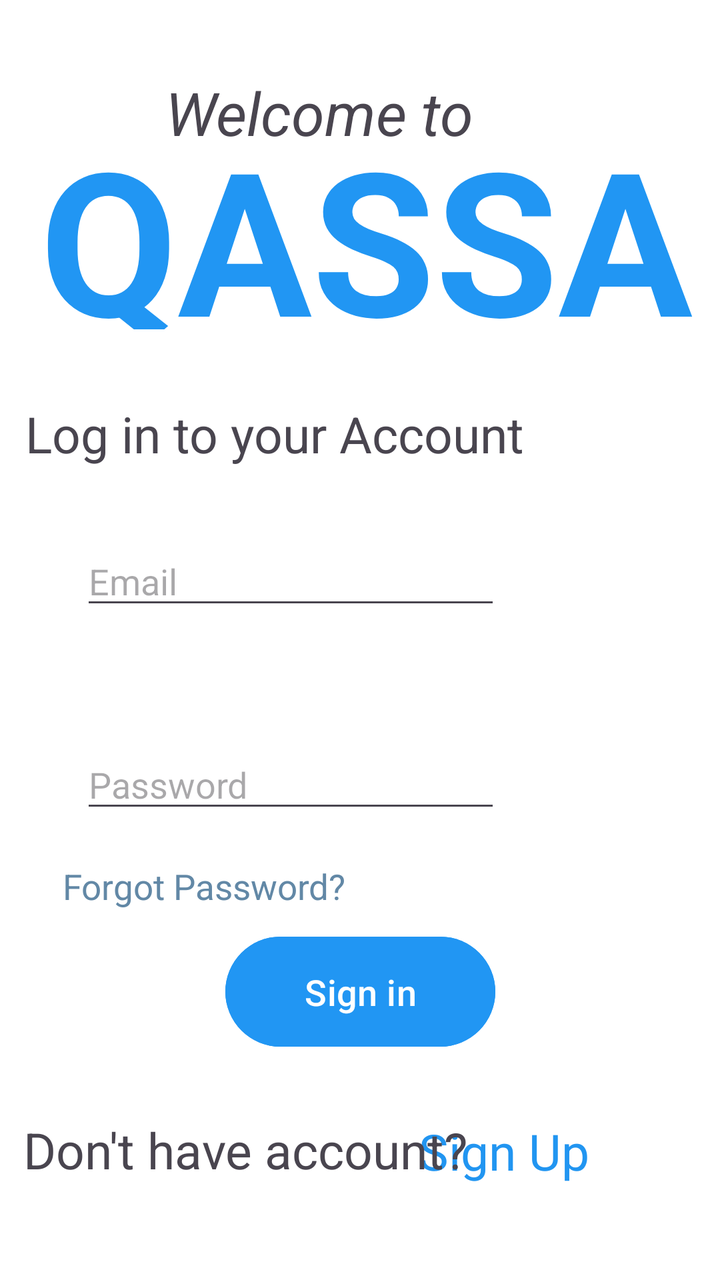
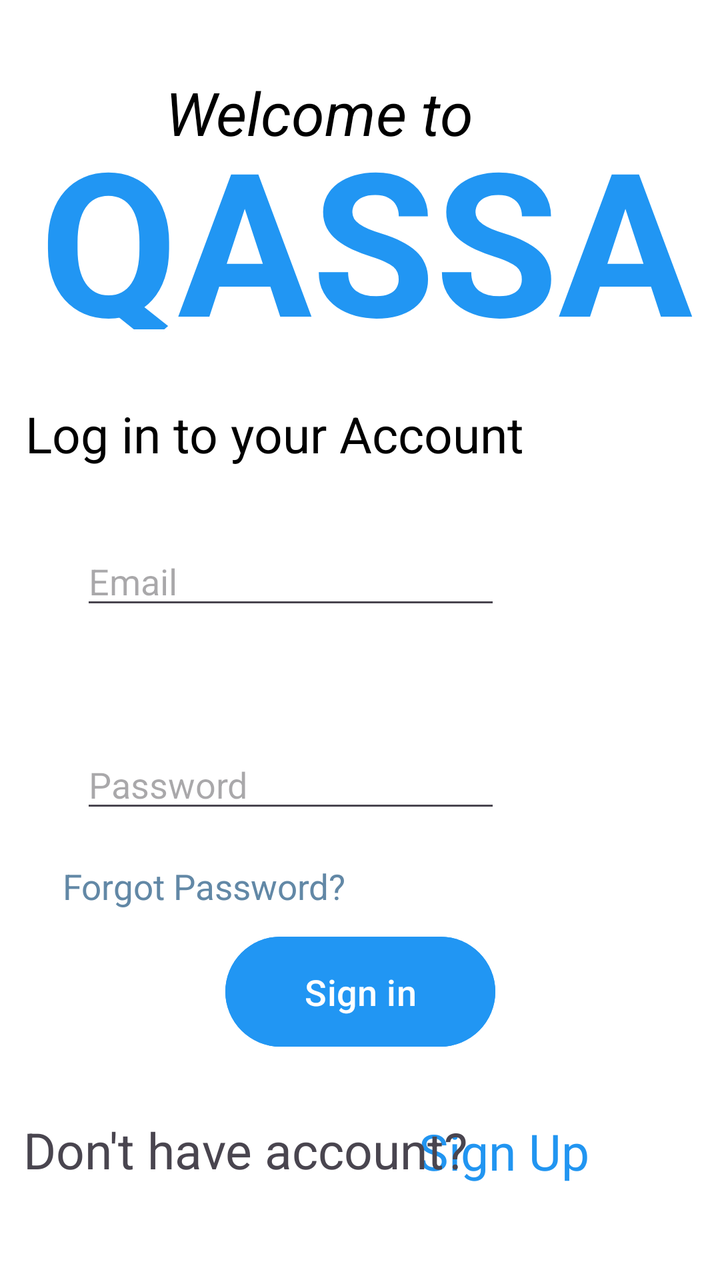

Compare the two renders of this Android layout. The source of the first and the diff that turns it into the second are given below.
<!-- AndroidManifest.xml: application theme Theme.QASSA_FinalProject -->
<!-- res/layout/fragment_log_in_.xml -->
<?xml version="1.0" encoding="utf-8"?>
<FrameLayout xmlns:android="http://schemas.android.com/apk/res/android"
    xmlns:app="http://schemas.android.com/apk/res-auto"
    xmlns:tools="http://schemas.android.com/tools"
    android:layout_width="match_parent"
    android:layout_height="match_parent"
    android:background="#FFFFFF">

    <androidx.constraintlayout.widget.ConstraintLayout
        android:layout_width="match_parent"
        android:layout_height="match_parent">

        <TextView
            android:id="@+id/btSignUp"
            android:layout_width="90dp"
            android:layout_height="32dp"
            android:text="Sign Up"
            android:textColor="#2195F1"
            android:textSize="25sp"
            app:layout_constraintBottom_toBottomOf="parent"
            app:layout_constraintEnd_toEndOf="parent"
            app:layout_constraintHorizontal_bias="0.775"
            app:layout_constraintStart_toStartOf="parent"
            app:layout_constraintTop_toTopOf="parent"
            app:layout_constraintVertical_bias="0.919"

            />

        <TextView
            android:id="@+id/textView"
            android:layout_width="371dp"
            android:layout_height="112dp"
            android:text=" QASSA"
            android:textColor="#2196F3"
            android:textColorLink="#00B6FF"
            android:textSize="100sp"
            android:textStyle="bold"
            app:layout_constraintBottom_toBottomOf="parent"
            app:layout_constraintEnd_toEndOf="parent"
            app:layout_constraintStart_toStartOf="parent"
            app:layout_constraintTop_toTopOf="parent"
            app:layout_constraintVertical_bias="0.1" />

        <TextView
            android:id="@+id/textView2"
            android:layout_width="195dp"
            android:layout_height="39dp"
            android:text="Welcome to"
            android:textSize="30sp"
            android:textStyle="italic"
            app:layout_constraintBottom_toBottomOf="parent"
            app:layout_constraintEnd_toEndOf="parent"
            app:layout_constraintStart_toStartOf="parent"
            app:layout_constraintTop_toTopOf="parent"
            app:layout_constraintVertical_bias="0.06"
            />

        <EditText
            android:id="@+id/etEmail"
            android:layout_width="wrap_content"
            android:layout_height="wrap_content"
            android:ems="10"
            android:hint="Email"
            android:inputType="textEmailAddress"
            app:layout_constraintBottom_toBottomOf="parent"
            app:layout_constraintEnd_toEndOf="parent"
            app:layout_constraintHorizontal_bias="0.268"
            app:layout_constraintStart_toStartOf="parent"
            app:layout_constraintTop_toTopOf="parent"
            app:layout_constraintVertical_bias="0.448" />

        <EditText
            android:id="@+id/etPassword"
            android:layout_width="wrap_content"
            android:layout_height="wrap_content"
            android:ems="10"
            android:hint="Password"
            android:inputType="textPassword"
            app:layout_constraintBottom_toBottomOf="parent"
            app:layout_constraintEnd_toEndOf="parent"
            app:layout_constraintHorizontal_bias="0.268"
            app:layout_constraintStart_toStartOf="parent"
            app:layout_constraintTop_toTopOf="parent"
            app:layout_constraintVertical_bias="0.618" />

        <TextView
            android:id="@+id/textView3"
            android:layout_width="270dp"
            android:layout_height="47dp"
            android:text="Log in to your Account"
            android:textSize="25sp"
            app:layout_constraintBottom_toBottomOf="parent"
            app:layout_constraintEnd_toEndOf="parent"
            app:layout_constraintHorizontal_bias="0.141"
            app:layout_constraintStart_toStartOf="parent"
            app:layout_constraintTop_toTopOf="parent"
            app:layout_constraintVertical_bias="0.337" />

        <Button
            android:id="@+id/btSignIn"
            android:layout_width="135dp"
            android:layout_height="63dp"
            android:backgroundTint="#2196F3"
            android:text="Sign in"
            android:textColor="#FFFFFF"
            android:textSize="18sp"
            app:layout_constraintBottom_toBottomOf="parent"
            app:layout_constraintEnd_toEndOf="parent"
            app:layout_constraintStart_toStartOf="parent"
            app:layout_constraintTop_toTopOf="parent"
            app:layout_constraintVertical_bias="0.805" />

        <TextView
            android:id="@+id/textView4"
            android:layout_width="233dp"
            android:layout_height="38dp"
            android:text="Don't have account?"
            android:textSize="25sp"
            app:layout_constraintBottom_toBottomOf="parent"
            app:layout_constraintEnd_toEndOf="parent"
            app:layout_constraintHorizontal_bias="0.091"
            app:layout_constraintStart_toStartOf="parent"
            app:layout_constraintTop_toTopOf="parent"
            app:layout_constraintVertical_bias="0.927" />

        <TextView
            android:id="@+id/ForgotPassword"
            android:layout_width="173dp"
            android:layout_height="29dp"
            android:text="Forgot Password?"
            android:textColor="#6288A6"
            android:textSize="17.5sp"
            app:layout_constraintBottom_toBottomOf="parent"
            app:layout_constraintEnd_toEndOf="parent"
            app:layout_constraintHorizontal_bias="0.168"
            app:layout_constraintStart_toStartOf="parent"
            app:layout_constraintTop_toTopOf="parent"
            app:layout_constraintVertical_bias="0.706" />

    </androidx.constraintlayout.widget.ConstraintLayout>
</FrameLayout>
<!-- resources referenced by this layout -->
<resources>
  <style name="Theme.QASSA_FinalProject" parent="Base.Theme.QASSA_FinalProject" />
  <style name="Base.Theme.QASSA_FinalProject" parent="Theme.Material3.DayNight.NoActionBar">
          
          
      </style>
</resources>

<!-- the commit's change to res/layout/fragment_log_in_.xml (unified diff, before → after) -->
@@ -43,6 +43,7 @@
 
         <TextView
             android:id="@+id/textView2"
+            android:textColor="#000000"
             android:layout_width="195dp"
             android:layout_height="39dp"
             android:text="Welcome to"
@@ -88,6 +89,7 @@
             android:layout_width="270dp"
             android:layout_height="47dp"
             android:text="Log in to your Account"
+            android:textColor="#000000"
             android:textSize="25sp"
             app:layout_constraintBottom_toBottomOf="parent"
             app:layout_constraintEnd_toEndOf="parent"
